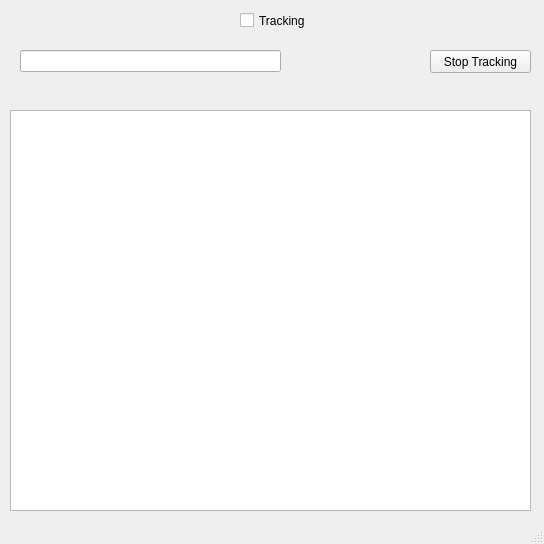
This is ui/qamster.ui in Narfinger/qamster as Qt 5 draws it before an edit. The edited form follows.
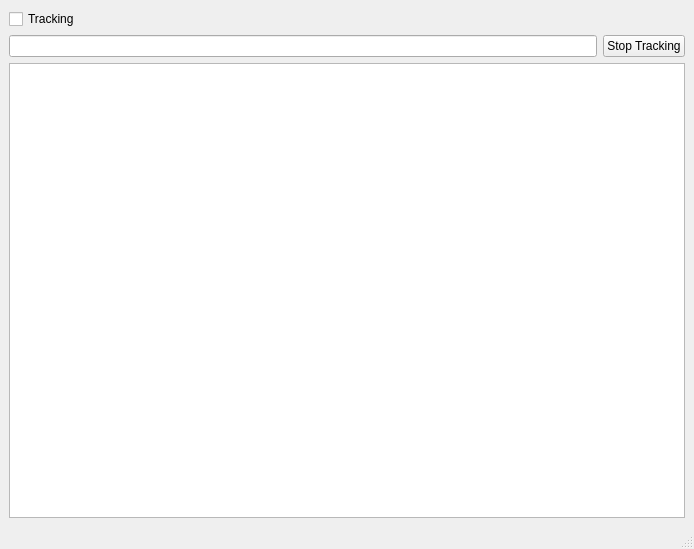
This is the edited form.

The edit to the form file:
```diff
--- a/ui/qamster.ui
+++ b/ui/qamster.ui
@@ -6,60 +6,36 @@
    <rect>
     <x>0</x>
     <y>0</y>
-    <width>544</width>
-    <height>544</height>
+    <width>694</width>
+    <height>549</height>
    </rect>
   </property>
   <property name="windowTitle">
    <string>Qamster</string>
   </property>
   <widget class="QWidget" name="centralwidget">
-   <widget class="QLineEdit" name="activityEdit">
-    <property name="geometry">
-     <rect>
-      <x>20</x>
-      <y>50</y>
-      <width>261</width>
-      <height>22</height>
-     </rect>
-    </property>
-   </widget>
-   <widget class="QPushButton" name="stopActivityButton">
-    <property name="geometry">
-     <rect>
-      <x>430</x>
-      <y>50</y>
-      <width>101</width>
-      <height>23</height>
-     </rect>
-    </property>
-    <property name="text">
-     <string>Stop Tracking</string>
-    </property>
-   </widget>
-   <widget class="QTableView" name="tableView">
-    <property name="geometry">
-     <rect>
-      <x>10</x>
-      <y>110</y>
-      <width>521</width>
-      <height>401</height>
-     </rect>
-    </property>
-   </widget>
-   <widget class="QCheckBox" name="checkBox">
-    <property name="geometry">
-     <rect>
-      <x>240</x>
-      <y>10</y>
-      <width>161</width>
-      <height>21</height>
-     </rect>
-    </property>
-    <property name="text">
-     <string>Tracking</string>
-    </property>
-   </widget>
+   <layout class="QGridLayout" name="gridLayout">
+    <item row="0" column="0">
+     <widget class="QCheckBox" name="checkBox">
+      <property name="text">
+       <string>Tracking</string>
+      </property>
+     </widget>
+    </item>
+    <item row="1" column="0">
+     <widget class="QLineEdit" name="activityEdit"/>
+    </item>
+    <item row="1" column="1">
+     <widget class="QPushButton" name="stopActivityButton">
+      <property name="text">
+       <string>Stop Tracking</string>
+      </property>
+     </widget>
+    </item>
+    <item row="2" column="0" colspan="2">
+     <widget class="QTableView" name="tableView"/>
+    </item>
+   </layout>
   </widget>
   <widget class="QMenuBar" name="menubar">
    <property name="geometry">
```
Left out of the diff: 2 changed lines with no effect on the pictures.
